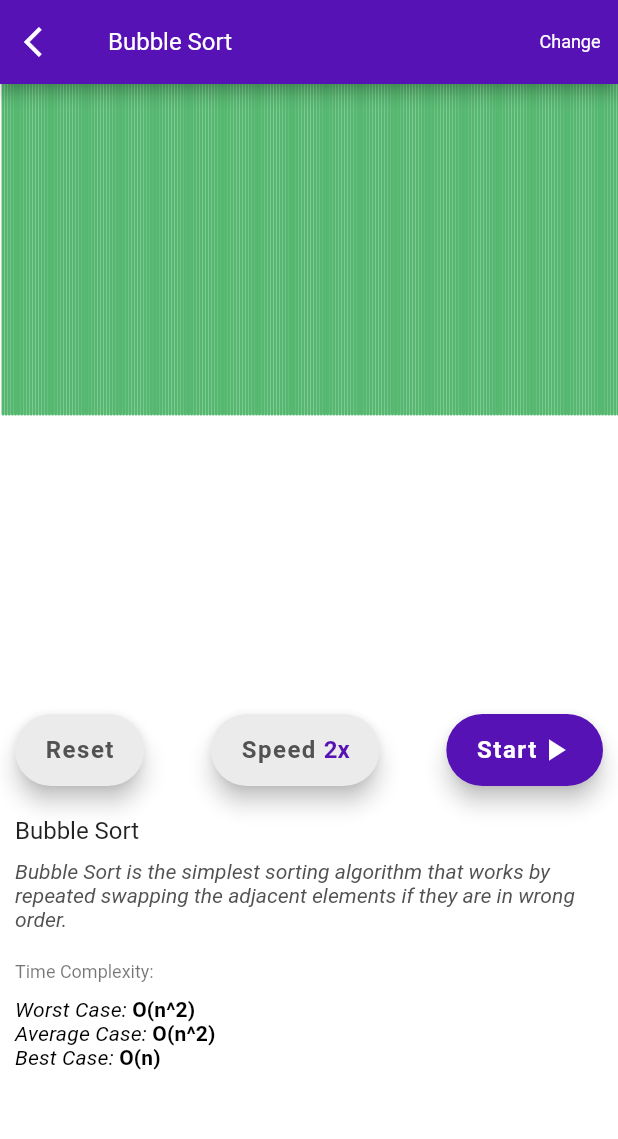
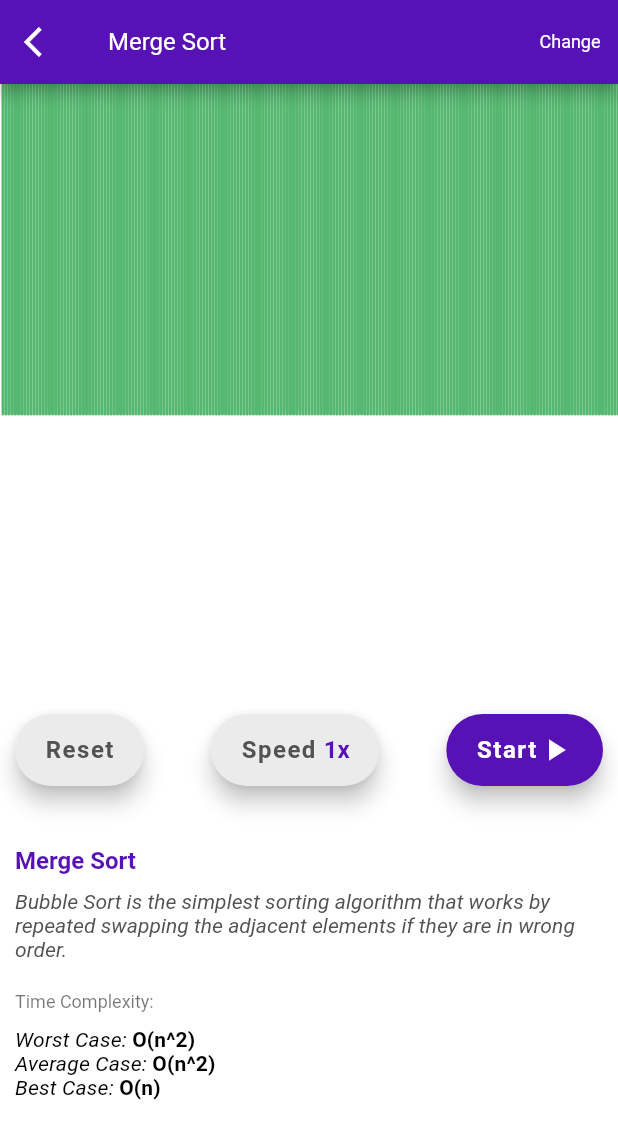
Before and after one commit to roshan9419/Sortlizer, a Flutter app: the screen it shows after launch, after a tap on the "play arrow" icon, on a phone screen of 412 x 824 dp. Shown: the top 1139 px of the screen. Run offline on Flutter 3.47's test engine with Material 2 defaults, Android fonts, the phone set to English and light mode, and no system bars; our stand-ins replace animated_text_kit, auto_route, get_it, injectable, stacked, stacked_services.

Commit message:
Added Merge Sort + UI Changes

```diff
--- a/lib/ui/views/home_viewmodel.dart
+++ b/lib/ui/views/home_viewmodel.dart
@@ -16,6 +16,6 @@ class HomeViewModel extends BaseViewModel {
 
   moveToVisualizerView() async {
     await _navigationService.navigateTo(Routes.visualizerView,
-        arguments: VisualizerViewArguments(algorithmType: AlgorithmType.BUBBLE_SORT));
+        arguments: VisualizerViewArguments(algorithmType: AlgorithmType.MERGE_SORT));
   }
 }
--- a/lib/ui/views/visualizer_view.dart
+++ b/lib/ui/views/visualizer_view.dart
@@ -25,7 +25,9 @@ class VisualizerView extends StatelessWidget {
               icon: Icon(Icons.arrow_back_ios)),
           actions: [
             TextButton(
-              onPressed: () => print('Change Algorithm'),
+              onPressed: () {
+                model.changeSortingTheme();
+              },
               child: Text("Change",
                   style: theme.textTheme.caption.copyWith(color: Colors.white)),
             )
@@ -59,7 +61,9 @@ class _VisualizerView extends ViewModelWidget<VisualizerViewModel> {
                 getRoundButton("Reset", Color(0xffEBEBEB), theme.accentColor,
                     false, context, model.reset),
                 FloatingActionButton.extended(
-                    onPressed: () => model.updateSpeed,
+                    onPressed: () {
+                      model.updateSpeed();
+                    },
                     heroTag: null,
                     backgroundColor: Color(0xffEBEBEB),
                     label: Row(
@@ -73,7 +77,7 @@ class _VisualizerView extends ViewModelWidget<VisualizerViewModel> {
                         ),
                         SizedBox(width: 5),
                         Text(
-                          '2x',
+                          '${model.currentDrnIdx + 1}x',
                           style: theme.textTheme.subtitle1.copyWith(
                               color: theme.primaryColor,
                               fontWeight: FontWeight.bold),
@@ -89,6 +93,7 @@ class _VisualizerView extends ViewModelWidget<VisualizerViewModel> {
           Padding(
               padding: EdgeInsets.symmetric(horizontal: 10, vertical: 10),
               child: getAlgorithmContent(context, model)),
+          SizedBox(height: 50,),
         ],
       ),
     );
@@ -122,9 +127,11 @@ class _VisualizerView extends ViewModelWidget<VisualizerViewModel> {
     return Column(
       crossAxisAlignment: CrossAxisAlignment.start,
       children: [
+        SizedBox(height: 20),
         Text(
           model.getTitle(),
-          style: theme.textTheme.subtitle1,
+          style: theme.textTheme.subtitle1
+              .copyWith(color: theme.primaryColor, fontWeight: FontWeight.bold),
         ),
         SizedBox(height: 10),
         Text(
--- a/lib/utils/sorting_color_schemes.dart
+++ b/lib/utils/sorting_color_schemes.dart
@@ -30,8 +30,34 @@ class SortingColorScheme {
     Color(0xFF0C22BA)
   ];
 
+  List<Color> c3 = [
+    Color(0xFF4C4B4B),
+    Color(0xFF666666),
+    Color(0xFF878A9A),
+    Color(0xFFFFD8D9),
+    Color(0xFFFEB6B7),
+    Color(0xFFFF908F),
+    Color(0xFFFF6D6E),
+    Color(0xFFFF4848),
+    Color(0xFFFF2323),
+    Color(0xFFFE0000)
+  ];
+
+  List<Color> c4 = [
+    Color(0xFFFF7F00),
+    Color(0xFFFFFF01),
+    Color(0xFF00FE81),
+    Color(0xFF01FFFF),
+    Color(0xFF0080FF),
+    Color(0xFF0000FE),
+    Color(0xFF7F00FF),
+    Color(0xFFFF00FE),
+    Color(0xFFE00072),
+    Color(0xFFFE0001)
+  ];
+
   List<Color> getRandomColorScheme() {
-    List<List<Color>> colorSchemes = [c1, c2];
+    List<List<Color>> colorSchemes = [c1, c2, c3, c4];
     return colorSchemes[Random().nextInt(colorSchemes.length)];
   }
 }
```
Also changed, not shown: lib/ui/views/visualizer_viewmodel.dart (+91 -14 lines).
